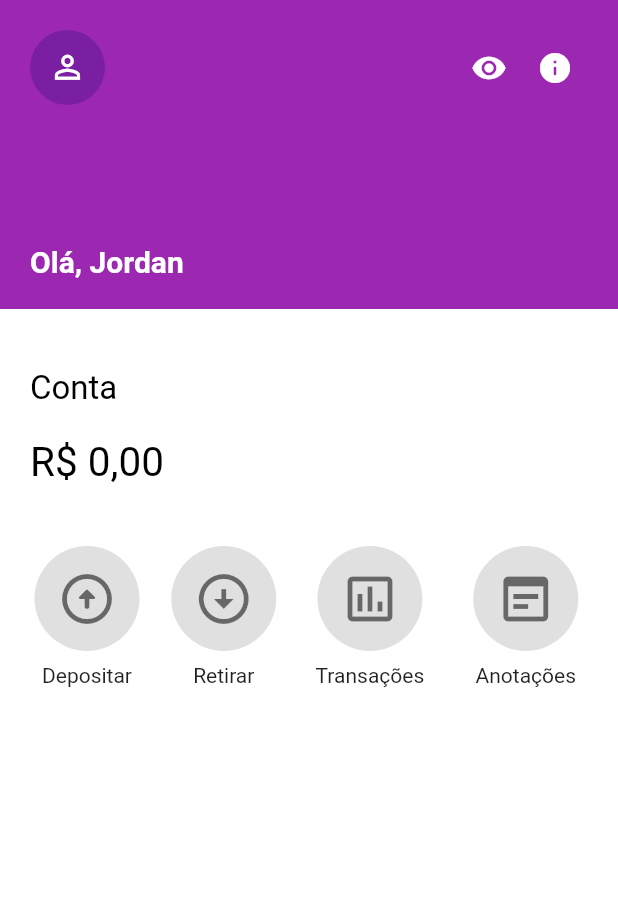
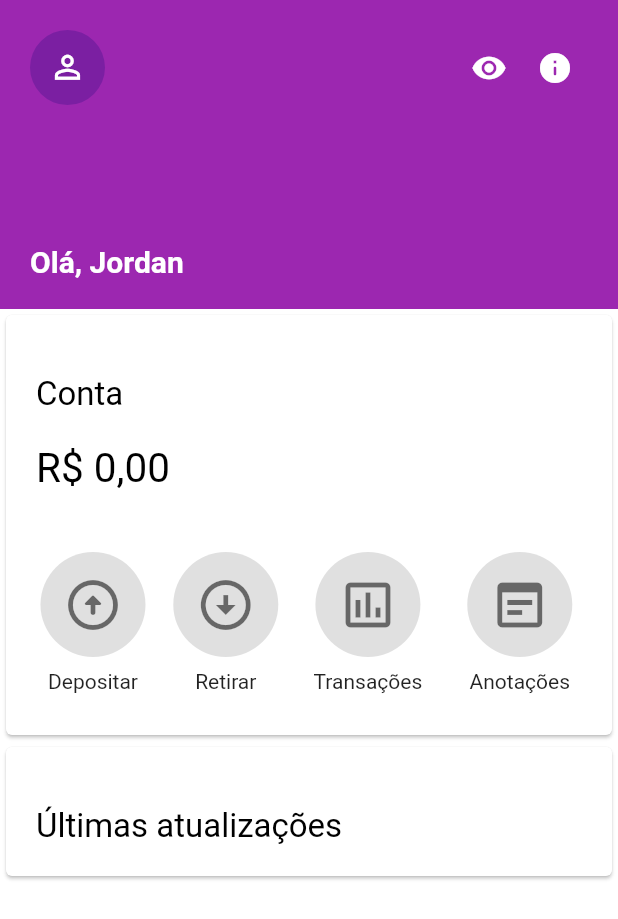
Before and after one commit to JordanElizeu/ControleDeFinancasFlutter, a Flutter app: the screen it shows after launch, swiped to page 2, on a phone screen of 412 x 824 dp. Shown: the top 919 px of the screen. Run offline on Flutter 3.47's test engine with Material 2 defaults, Android fonts, the phone set to English and light mode, and no system bars; our stand-ins replace get.

Commit message:
Migração null-safety

```diff
--- a/lib/ui/initial/page_initial.dart
+++ b/lib/ui/initial/page_initial.dart
@@ -7,6 +7,8 @@ import 'package:flutter/material.dart';
 import 'package:get/get.dart';
 
 class PageInitial extends StatelessWidget {
+  const PageInitial({Key? key}) : super(key: key);
+
   @override
   Widget build(BuildContext context) {
     return LayoutBuilder(
@@ -75,7 +77,26 @@ class PageInitial extends StatelessWidget {
                       ),
                     ),
                   ),
-                  Padding(
+                  _cardCircleButtons(initialController: initialController),
+                  Card(
+                    child: Padding(
+                      padding: const EdgeInsets.all(20.0),
+                      child: textInformative(text: 'Últimas atualizações', fontSize: 22.0),
+                    ),
+                  )
+                ],
+              ),
+            );
+          },
+        );
+      },
+    );
+  }
+}
+
+Widget _cardCircleButtons({required InitialController initialController}){
+  return Card(
+    child: Padding(
       padding: const EdgeInsets.all(20.0),
       child: Column(
         children: [
@@ -110,13 +131,6 @@ class PageInitial extends StatelessWidget {
           ),
         ],
       ),
-                  )
-                ],
     ),
   );
-          },
-        );
-      },
-    );
 }
-}
--- a/lib/ui/initial/widgets/widget_circleavatar.dart
+++ b/lib/ui/initial/widgets/widget_circleavatar.dart
@@ -1,7 +1,7 @@
 import 'package:flutter/cupertino.dart';
 import 'package:flutter/material.dart';
 
-Widget circleAvatar({@required IconData iconData, @required String text}) {
+Widget circleAvatar({required IconData iconData, required String text}) {
   return Padding(
     padding: const EdgeInsets.only(top: 40.0),
     child: Column(
--- a/lib/ui/initial/widgets/widget_textinformative.dart
+++ b/lib/ui/initial/widgets/widget_textinformative.dart
@@ -2,9 +2,9 @@ import 'package:flutter/cupertino.dart';
 import 'package:flutter/material.dart';
 
 Widget textInformative({
-  @required String text,
-  @required double fontSize,
-  FontWeight fontWeight,
+  required String text,
+  required double fontSize,
+  FontWeight? fontWeight,
 }) {
   return Padding(
     padding: const EdgeInsets.only(top: 20.0),
```
Also changed, not shown: pubspec.yaml (+4 -4 lines). Lines whose indentation alone changed are shown as unchanged.
